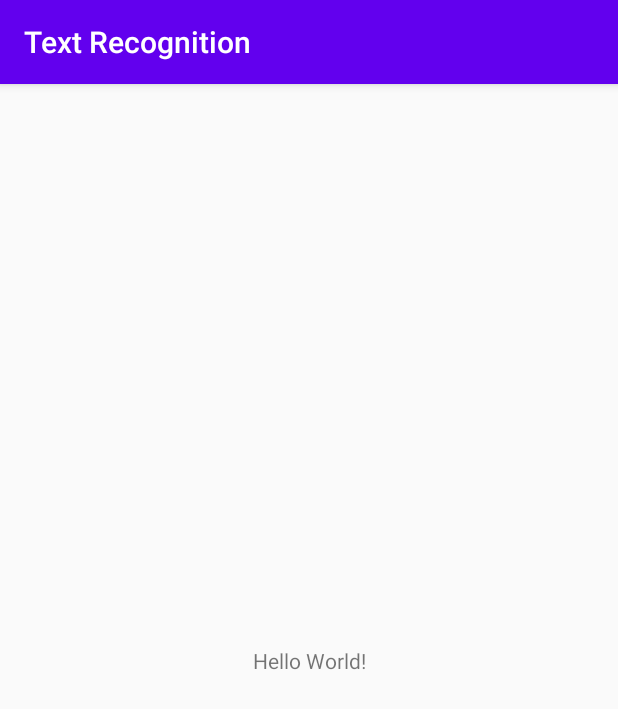
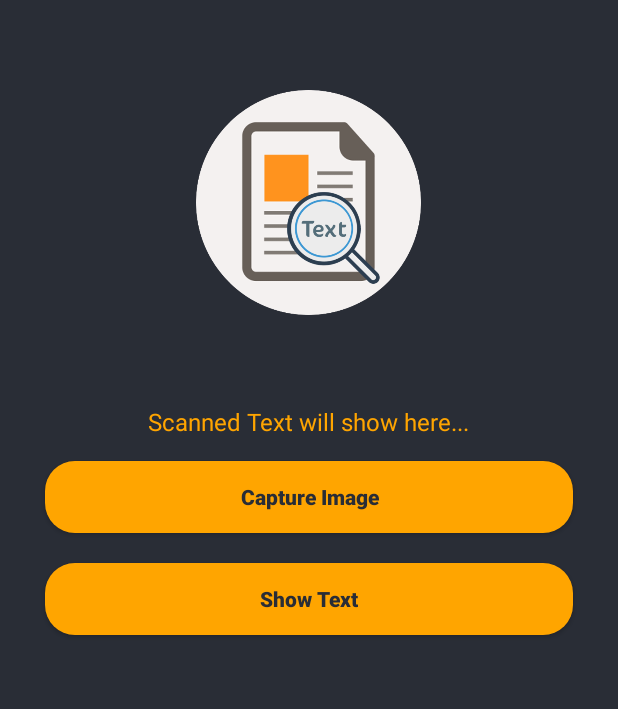
Before and after one commit to Riyad36/TextDetector, an Android app: the MainActivity screen opened directly, with no data from a screen before it, on a phone screen of 412 x 824 dp. Shown: the top 709 px of the screen. Run offline under Robolectric (Android 15) with nearby library versions, the phone set to English and light mode, and no system bars.

Commit message:
camera persmission for capture

```diff
--- a/app/src/main/java/com/example/textrecognition/MainActivity.java
+++ b/app/src/main/java/com/example/textrecognition/MainActivity.java
@@ -1,18 +1,106 @@
 package com.example.textrecognition;
 
+import androidx.annotation.NonNull;
+import androidx.annotation.Nullable;
 import androidx.appcompat.app.AppCompatActivity;
+import androidx.core.app.ActivityCompat;
+import androidx.core.content.ContextCompat;
 
 import android.content.Intent;
+import android.content.pm.PackageManager;
+import android.graphics.Bitmap;
 import android.os.Bundle;
-import android.os.Handler;
+import android.provider.MediaStore;
+import android.view.View;
+import android.widget.Button;
+import android.widget.ImageView;
+import android.widget.TextView;
+import android.widget.Toast;
+
+import static android.Manifest.permission.CAMERA;
 
 public class MainActivity extends AppCompatActivity {
+
+    private Button CaptureImage, ShowText;
+    private TextView ScannedText;
+    private ImageView ScanImage;
+    private Bitmap imageBitmap;
+    static final int REQUEST_IMAGE_CAPTURE = 1;
 
     @Override
     protected void onCreate(Bundle savedInstanceState) {
         super.onCreate(savedInstanceState);
         setContentView(R.layout.activity_main);
 
+        CaptureImage = findViewById(R.id.captureImageBtn);
+        ShowText = findViewById(R.id.showTextBtn);
+        ScannedText = findViewById(R.id.scanText);
+        ScanImage = findViewById(R.id.scanImage);
+
+        CaptureImage.setOnClickListener(new View.OnClickListener() {
+            @Override
+            public void onClick(View view) {
+                if(CheckPersmission()){
+                    captureImage();
+
+                }else{
+                    requestPermission();
+                }
+
+            }
+        });
+
+        ShowText.setOnClickListener(new View.OnClickListener() {
+            @Override
+            public void onClick(View view) {
+                DetectText();
+            }
+        });
 
     }
+    private boolean CheckPersmission(){
+        int cameraPermisson = ContextCompat.checkSelfPermission(getApplicationContext(), CAMERA);
+        return cameraPermisson == PackageManager.PERMISSION_GRANTED;
+    }
+
+    private void requestPermission(){
+        int PERMISSION_CODE = 200;
+        ActivityCompat.requestPermissions(this, new String[]{CAMERA},PERMISSION_CODE);
+    }
+
+    @Override
+    public void onRequestPermissionsResult(int requestCode, @NonNull String[] permissions, @NonNull int[] grantResults) {
+        super.onRequestPermissionsResult(requestCode, permissions, grantResults);
+
+        if(grantResults.length>0){
+            boolean cameraPermission = grantResults[0] == PackageManager.PERMISSION_GRANTED;
+            if(cameraPermission){
+                Toast.makeText(this, "Permission Granted...", Toast.LENGTH_SHORT).show();
+                captureImage();
+            }
+            else{
+                Toast.makeText(this, "Permission Denied...", Toast.LENGTH_SHORT).show();
+            }
+        }
+    }
+
+    private void captureImage() {
+        Intent takePecture = new Intent(MediaStore.ACTION_IMAGE_CAPTURE);
+        startActivityForResult(takePecture,REQUEST_IMAGE_CAPTURE);
+    }
+
+    @Override
+    protected void onActivityResult(int requestCode, int resultCode, @Nullable Intent data) {
+        super.onActivityResult(requestCode, resultCode, data);
+
+        if(requestCode == REQUEST_IMAGE_CAPTURE && requestCode == RESULT_OK){
+            Bundle extras = data.getExtras();
+            imageBitmap = (Bitmap) extras.get("data");
+            ScanImage.setImageBitmap(imageBitmap);
+
+        }
+    }
+
+    private void DetectText() {
+    }
 }
--- /dev/null
+++ b/app/src/main/res/drawable/btn_style.xml
@@ -0,0 +1,7 @@
+<?xml version="1.0" encoding="utf-8"?>
+<shape android:shape="rectangle" xmlns:android="http://schemas.android.com/apk/res/android">
+    <solid android:color="@color/yellowText"/>
+    <corners android:radius="20dp"/>
+
+
+</shape>
--- a/app/src/main/res/layout/activity_main.xml
+++ b/app/src/main/res/layout/activity_main.xml
@@ -1,18 +1,65 @@
 <?xml version="1.0" encoding="utf-8"?>
-<androidx.constraintlayout.widget.ConstraintLayout xmlns:android="http://schemas.android.com/apk/res/android"
+<RelativeLayout xmlns:android="http://schemas.android.com/apk/res/android"
     xmlns:app="http://schemas.android.com/apk/res-auto"
     xmlns:tools="http://schemas.android.com/tools"
     android:layout_width="match_parent"
     android:layout_height="match_parent"
-    tools:context=".MainActivity">
+    tools:context=".MainActivity"
+    android:background="@color/blackShade"
+    >
+
+    <ImageView
+        android:id="@+id/scanImage"
+        android:layout_marginTop="60dp"
+        android:layout_width="150dp"
+        android:background="@drawable/image"
+        android:layout_centerHorizontal="true"
+        android:layout_height="150dp">
+
+    </ImageView>
+
 
     <TextView
+        android:id="@+id/scanText"
         android:layout_width="wrap_content"
         android:layout_height="wrap_content"
-        android:text="Hello World!"
-        app:layout_constraintBottom_toBottomOf="parent"
-        app:layout_constraintLeft_toLeftOf="parent"
-        app:layout_constraintRight_toRightOf="parent"
-        app:layout_constraintTop_toTopOf="parent" />
+        android:layout_below="@+id/scanImage"
+        android:textColor="@color/yellowText"
+        android:layout_centerVertical="true"
+        android:layout_marginTop="60dp"
+        android:textSize="16sp"
+        android:layout_centerHorizontal="true"
+        android:text="Scanned Text will show here..."
+        />
 
-</androidx.constraintlayout.widget.ConstraintLayout>
+    <Button
+        android:id="@+id/captureImageBtn"
+        android:layout_width="match_parent"
+        android:layout_height="wrap_content"
+        android:layout_below="@+id/scanText"
+        android:layout_marginTop="15dp"
+        android:text="Capture Image"
+        android:textColor="@color/blackShade"
+        android:textStyle="bold"
+        android:textAllCaps="false"
+        android:layout_marginHorizontal="30dp"
+        android:background="@drawable/btn_style"
+        >
+    </Button>
+
+    <Button
+        android:id="@+id/showTextBtn"
+        android:layout_width="match_parent"
+        android:layout_height="wrap_content"
+        android:layout_marginTop="20dp"
+        android:text="Show Text"
+        android:textStyle="bold"
+        android:textAllCaps="false"
+        android:textColor="@color/blackShade"
+        android:layout_marginHorizontal="30dp"
+        android:layout_below="@+id/captureImageBtn"
+        android:background="@drawable/btn_style"
+        >
+    </Button>
+
+</RelativeLayout>
--- a/app/src/main/res/layout/splash.xml
+++ b/app/src/main/res/layout/splash.xml
@@ -2,7 +2,7 @@
 <RelativeLayout
     xmlns:android="http://schemas.android.com/apk/res/android" android:layout_width="match_parent"
     android:layout_height="match_parent"
-    android:background="@color/yellow"
+    android:background="@color/yellowText"
     >
 
     <ImageView
--- a/app/src/main/res/values/styles.xml
+++ b/app/src/main/res/values/styles.xml
@@ -1,6 +1,6 @@
 <resources>
     <!-- Base application theme. -->
-    <style name="AppTheme" parent="Theme.AppCompat.Light.DarkActionBar">
+    <style name="AppTheme" parent="Theme.AppCompat.Light.NoActionBar">
         <!-- Customize your theme here. -->
         <item name="colorPrimary">@color/colorPrimary</item>
         <item name="colorPrimaryDark">@color/colorPrimaryDark</item>
```
Also changed, not shown: app/src/main/AndroidManifest.xml (+7 -6 lines), app/src/main/java/com/example/textrecognition/ScannerActivity.java (added, +14 -0 lines), app/src/main/res/layout/activity_scanner.xml (added, +9 -0 lines).
